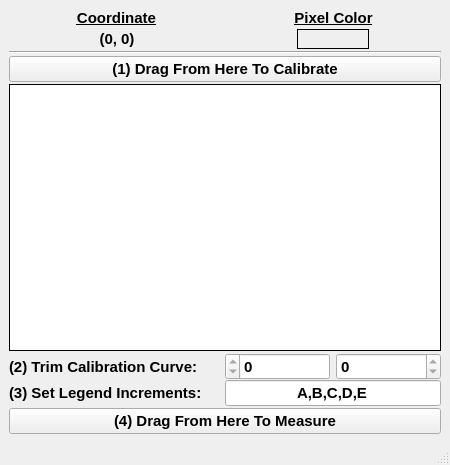
Before: the Qt Designer form mainwindow.ui in scimulate/PlotVISOR, drawn with Qt 5.
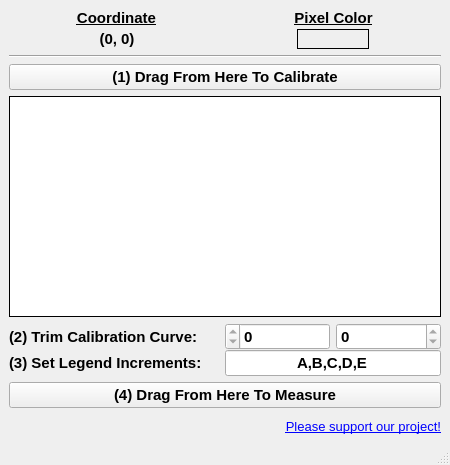
After: the same form once the commit is applied. Icons and pictures are not drawn. Custom widgets are drawn as their Qt base class.

Diff of the .ui file:
```diff
--- a/mainwindow.ui
+++ b/mainwindow.ui
@@ -32,9 +32,11 @@
   <widget class="QWidget" name="centralwidget">
    <layout class="QGridLayout" name="gridLayout">
     <item row="0" column="0">
+     <layout class="QVBoxLayout" name="verticalLayout_5">
+      <item>
      <layout class="QVBoxLayout" name="verticalLayout_2">
       <property name="spacing">
-       <number>2</number>
+         <number>6</number>
       </property>
       <item>
        <layout class="QVBoxLayout" name="verticalLayout">
@@ -489,6 +491,41 @@
         </property>
         <property name="flat">
          <bool>false</bool>
+          </property>
+         </widget>
+        </item>
+       </layout>
+      </item>
+      <item>
+       <widget class="QLabel" name="label">
+        <property name="sizePolicy">
+         <sizepolicy hsizetype="Preferred" vsizetype="Minimum">
+          <horstretch>0</horstretch>
+          <verstretch>0</verstretch>
+         </sizepolicy>
+        </property>
+        <property name="maximumSize">
+         <size>
+          <width>16777215</width>
+          <height>20</height>
+         </size>
+        </property>
+        <property name="font">
+         <font>
+          <pointsize>10</pointsize>
+         </font>
+        </property>
+        <property name="lineWidth">
+         <number>0</number>
+        </property>
+        <property name="text">
+         <string>&lt;html&gt;&lt;head/&gt;&lt;body&gt;&lt;p&gt;&lt;a href=&quot;https://www.scimulate.com/donate&quot;&gt;&lt;span style=&quot; text-decoration: underline; color:#0000ff;&quot;&gt;Please support our project!&lt;/span&gt;&lt;/a&gt;&lt;/p&gt;&lt;/body&gt;&lt;/html&gt;</string>
+        </property>
+        <property name="alignment">
+         <set>Qt::AlignBottom|Qt::AlignRight|Qt::AlignTrailing</set>
+        </property>
+        <property name="openExternalLinks">
+         <bool>true</bool>
         </property>
        </widget>
       </item>
```
Lines whose indentation alone changed are shown as unchanged.
